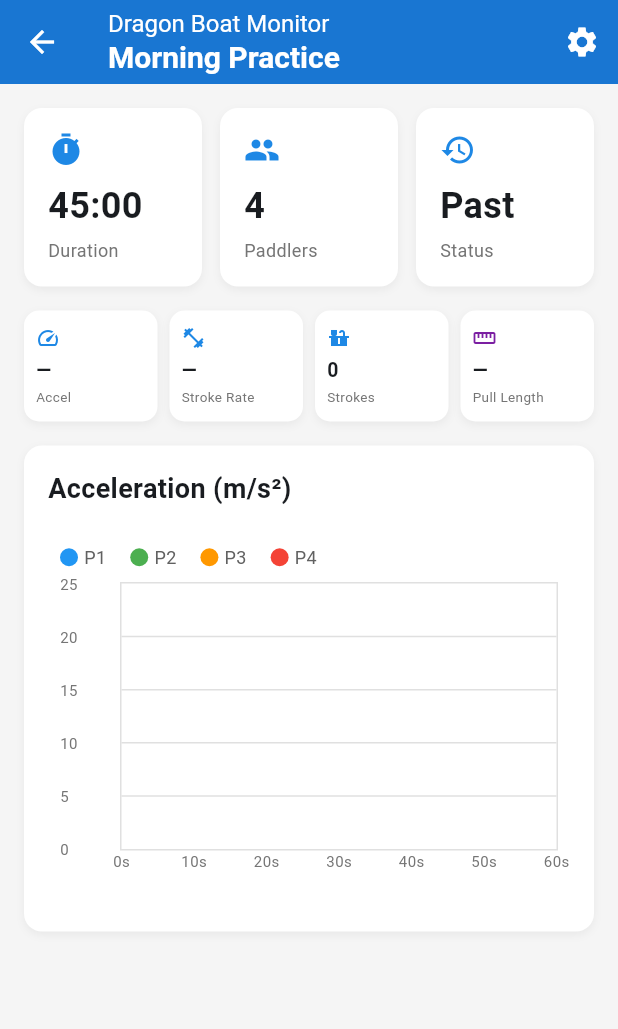
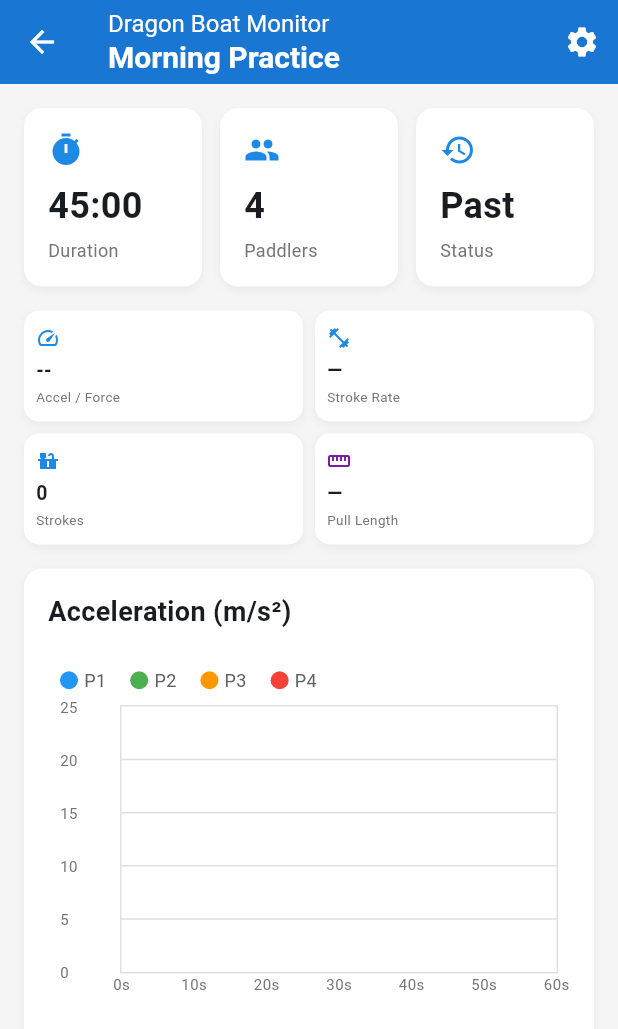
Before and after one commit to mac-dboat-performance-tracker/dboat-tracker-mobile-app, a Flutter app: the SessionScreen screen opened directly with sample values from the repository, on a phone screen of 412 x 824 dp. Shown: the top 1029 px of the screen. Run offline on Flutter 3.47's test engine with Material 3 defaults, Android fonts, the phone set to English and light mode, and no system bars; drawn by our look-alikes of fl_chart; our stand-ins replace flutter_blue_plus, shared_preferences; missing offline and left inert: flutter_cube; accounts and stored records are empty.

Commit message:
Implement live paddling force calculation
Added live paddling force estimation and updated UI metrics.

```diff
--- a/lib/screens/session_screen.dart
+++ b/lib/screens/session_screen.dart
@@ -11,7 +11,7 @@ import '../services/csv_logger.dart';
 import '../services/session_storage.dart';
 import '../services/stroke_detector.dart';
 import '../services/pull_length_detector.dart';
-import 'dart:math' show sqrt, acos, pi;
+import 'dart:math' show sqrt, acos, pi, sin;
 import 'dart:io';
 import 'package:path_provider/path_provider.dart';
 
@@ -23,7 +23,6 @@ class SessionScreen extends StatefulWidget {
   @override
   State<SessionScreen> createState() => _SessionScreenState();
 }
-
 class _SessionScreenState extends State<SessionScreen> {
   final CSVLogger _csvLogger = CSVLogger();
   final GlobalKey<ForceGraphWidgetState> _forceGraphKey =
@@ -91,6 +90,8 @@ class _SessionScreenState extends State<SessionScreen> {
   double _dynSpm = 0.0;
   int _dynStrokes = 0;
   double _dynPullLength = 0.0;
+  double _livePaddlingForce = 0.0;
+  double _dynPseudoForce = 0.0;
 
   // Per-stroke pull length timeline (from PLD result) for dynamic replay lookup.
   List<double> _histPeakTimes = [];
@@ -226,6 +227,7 @@ class _SessionScreenState extends State<SessionScreen> {
       _strokeCountingEnabled = true;
       _liveSpm = 0.0;
       _liveTotalStrokes = 0;
+      _livePaddlingForce = 0.0;
     });
 
     // Reset stroke detection timeline to start at 0 for each recording.
@@ -307,6 +309,7 @@ class _SessionScreenState extends State<SessionScreen> {
           _strokeCountingEnabled = false;
           _liveSpm = 0.0;
           _liveTotalStrokes = 0;
+          _livePaddlingForce = 0.0;
         });
       }
 
@@ -628,29 +631,23 @@ class _SessionScreenState extends State<SessionScreen> {
         children: [
           _buildMetricsSectionForPastSession(duration, paddlers.length),
           const SizedBox(height: 16),
-          // 4 replay-driven metric cards (update live as graph replays)
-          Row(
-            children: [
+          // Replay-driven metric cards (update live as graph replays)
+          _buildCompactMetricsWrap([
               _buildCompactMetricCard(
-                'Accel',
-                _dynAccel > 0
-                    ? '${_dynAccel.toStringAsFixed(1)} m/s²'
-                    : '—',
+                'Accel / Force',
+                _formatAccelForce(_dynAccel, _dynPseudoForce),
                 Icons.speed,
               ),
-              const SizedBox(width: 8),
               _buildCompactMetricCard(
                 'Stroke Rate',
                 _dynSpm > 0 ? '${_dynSpm.toStringAsFixed(1)} spm' : '—',
                 Icons.fitness_center,
               ),
-              const SizedBox(width: 8),
               _buildCompactMetricCard(
                 'Strokes',
                 '$_dynStrokes',
                 Icons.countertops,
               ),
-              const SizedBox(width: 8),
               _buildCompactMetricCard(
                 'Pull Length',
                 _dynPullLength > 0
@@ -695,27 +692,23 @@ class _SessionScreenState extends State<SessionScreen> {
           children: [
             _buildMetricsSection(duration, isRecording),
             const SizedBox(height: 16),
-            // 4 live metric cards
-            Row(
-              children: [
+            // Live metric cards
+            _buildCompactMetricsWrap([
               _buildCompactMetricCard(
                 'Accel',
                 '${currentAccel.toStringAsFixed(1)} m/s²',
                 Icons.speed,
               ),
-                const SizedBox(width: 8),
               _buildCompactMetricCard(
                 'Stroke Rate',
                 '${_liveSpm.toStringAsFixed(1)} spm',
                 Icons.fitness_center,
               ),
-                const SizedBox(width: 8),
               _buildCompactMetricCard(
                 'Strokes',
                 '$_liveTotalStrokes',
                 Icons.countertops,
               ),
-                const SizedBox(width: 8),
               _buildCompactMetricCard(
                 'Pull Length',
                 _liveMeanPullLength > 0
@@ -724,8 +717,13 @@ class _SessionScreenState extends State<SessionScreen> {
                 Icons.straighten,
                 iconColor: Colors.purple.shade700,
               ),
-              ],
-            ),
+              _buildCompactMetricCard(
+                'Est. Force',
+                '${_livePaddlingForce.toStringAsFixed(1)} N',
+                Icons.bolt,
+                iconColor: Colors.orange.shade700,
+              ),
+            ]),
             const SizedBox(height: 16),
             // Acceleration graph
             _buildSectionCard(
@@ -881,15 +879,32 @@ class _SessionScreenState extends State<SessionScreen> {
     );
   }
 
-  /// Compact 4-per-row metric card used in the live and history views.
+  Widget _buildCompactMetricsWrap(List<Widget> cards) {
+    return LayoutBuilder(
+      builder: (context, constraints) {
+        const spacing = 8.0;
+        final width = constraints.maxWidth;
+        final columns = width >= 900 ? 4 : (width >= 680 ? 3 : 2);
+        final cardWidth = (width - (spacing * (columns - 1))) / columns;
+
+        return Wrap(
+          spacing: spacing,
+          runSpacing: spacing,
+          children: cards
+              .map((card) => SizedBox(width: cardWidth, child: card))
+              .toList(),
+        );
+      },
+    );
+  }
+
   Widget _buildCompactMetricCard(
     String label,
     String value,
     IconData icon, {
     Color? iconColor,
   }) {
-    return Expanded(
-      child: Container(
+    return Container(
         padding: const EdgeInsets.symmetric(horizontal: 8, vertical: 10),
         decoration: BoxDecoration(
           color: Colors.white,
@@ -913,6 +928,7 @@ class _SessionScreenState extends State<SessionScreen> {
                 fontSize: 13,
                 fontWeight: FontWeight.bold,
               ),
+              maxLines: 2,
               overflow: TextOverflow.ellipsis,
             ),
             const SizedBox(height: 2),
@@ -923,8 +939,49 @@ class _SessionScreenState extends State<SessionScreen> {
             ),
           ],
         ),
-      ),
-    );
+      );
+  }
+
+  double _estimatePaddlingForce({
+    required double accelMagnitude,
+    required double strokeRateSpm,
+    required int totalStrokes,
+    required double timeSec,
+    required double previousForce,
+  }) {
+    final dynamicAccel = (accelMagnitude - 9.2).clamp(0.0, 7.5);
+    final accelNorm = dynamicAccel / 7.5;
+    final cadenceNorm = (strokeRateSpm / 55.0).clamp(0.0, 1.0);
+    final activeBias = totalStrokes > 0 ? 1.0 : 0.0;
+
+    var targetForce =
+        78.0 +
+        (accelNorm * 44.0) +
+        (cadenceNorm * 18.0) +
+        (activeBias * 4.0);
+
+    final surge = ((accelNorm * 0.7) + (cadenceNorm * 0.3)).clamp(0.0, 1.0);
+    if (surge > 0.55) {
+      targetForce += (surge - 0.55) * 90.0;
+    }
+
+    final jitter =
+        (sin(timeSec * 2.4 + totalStrokes * 0.41 + accelMagnitude * 0.33) *
+                4.5) +
+        (sin(timeSec * 5.7 + strokeRateSpm * 0.08) * 2.0);
+    targetForce = (targetForce + jitter).clamp(65.0, 195.0);
+
+    if (previousForce <= 0.0) {
+      return targetForce;
+    }
+    return previousForce + ((targetForce - previousForce) * 0.22);
+  }
+
+  String _formatAccelForce(double accelMagnitude, double pseudoForce) {
+    if (accelMagnitude <= 0) {
+      return '--';
+    }
+    return '${accelMagnitude.toStringAsFixed(1)} m/s^2\n${pseudoForce.toStringAsFixed(0)} N';
   }
 
   Widget _buildSectionCard({required String title, required Widget child}) {
@@ -1058,6 +1115,13 @@ class _SessionScreenState extends State<SessionScreen> {
             setState(() {
               _liveSpm = upd.rateSpm;
               _liveTotalStrokes = upd.totalStrokes;
+              _livePaddlingForce = _estimatePaddlingForce(
+                accelMagnitude: mag,
+                strokeRateSpm: _liveSpm,
+                totalStrokes: _liveTotalStrokes,
+                timeSec: tSec,
+                previousForce: _livePaddlingForce,
+              );
             });
           }
         }
@@ -1333,6 +1397,7 @@ class _SessionScreenState extends State<SessionScreen> {
     _dynSpm = 0.0;
     _dynStrokes = 0;
     _dynPullLength = 0.0;
+    _dynPseudoForce = 0.0;
   }
 
   /// Called every 100 ms by the historical graph replay timer.
@@ -1367,6 +1432,13 @@ class _SessionScreenState extends State<SessionScreen> {
           _dynPullLength = 0.0;
         }
       }
+      _dynPseudoForce = _estimatePaddlingForce(
+        accelMagnitude: _dynAccel,
+        strokeRateSpm: _dynSpm,
+        totalStrokes: _dynStrokes,
+        timeSec: timeSec,
+        previousForce: _dynPseudoForce,
+      );
     });
   }
 
```
Lines whose indentation alone changed are shown as unchanged.
